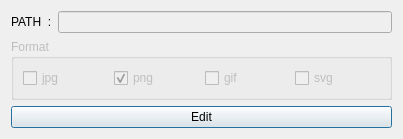
Old version of the form ui/preferences.ui in the repository selesdepselesnul/copas_pedia.
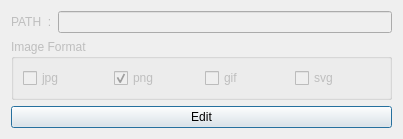
New version of the form.

Commit message: enabling and disabling output path and image format

```diff
--- a/ui/preferences.ui
+++ b/ui/preferences.ui
@@ -19,7 +19,10 @@
      <item row="0" column="0">
       <layout class="QFormLayout" name="formLayout">
        <item row="0" column="0">
-        <widget class="QLabel" name="label">
+        <widget class="QLabel" name="output_path_label">
+         <property name="enabled">
+          <bool>false</bool>
+         </property>
          <property name="text">
           <string>PATH  :</string>
          </property>
@@ -43,7 +46,7 @@
         <bool>false</bool>
        </property>
        <property name="title">
-        <string>Format</string>
+        <string>Image Format</string>
        </property>
        <layout class="QGridLayout" name="gridLayout">
         <item row="0" column="1">
```
Left out of the diff: 2 changed lines with no effect on the pictures. The commit also changes 2 other files.
